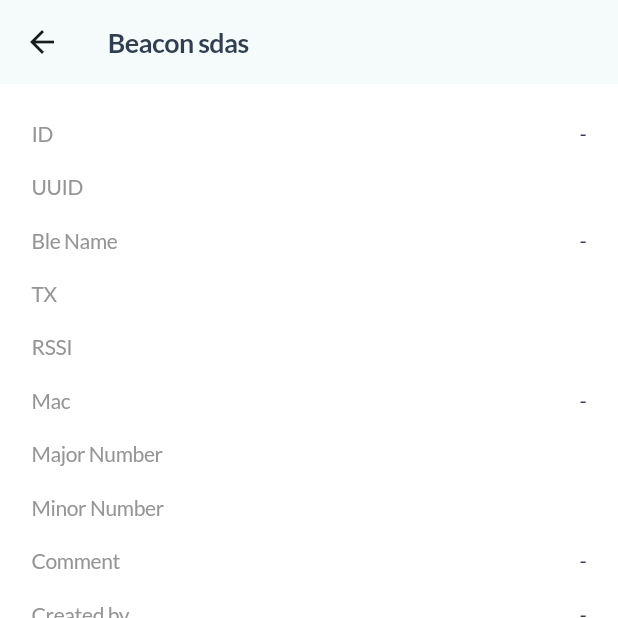
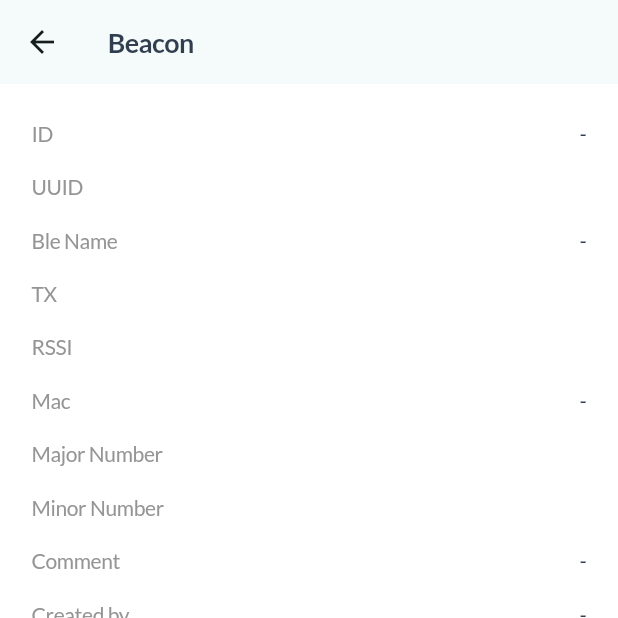
Before and after one commit to MatejPetricNotch/Lpio, a Flutter app: the BeaconDetailsScreen screen opened directly with empty values, on a phone screen of 412 x 824 dp, the top half of it. Run offline on Flutter 3.47's test engine with Material 3 defaults, Android fonts, the phone set to English and light mode, and no system bars; our stand-ins replace dio, flutter_form_builder, flutter_keyboard_visibility, flutter_riverpod, flutter_screenutil, flutter_svg and 6 more; missing offline and left inert: beacons_plugin; accounts and stored records are empty; generated files the repository leaves out were written again; network calls fail.

Commit message:
remove spelling mistake

```diff
--- a/lib/features/beacons/beacon_details_screen.dart
+++ b/lib/features/beacons/beacon_details_screen.dart
@@ -24,7 +24,7 @@ class BeaconDetailsScreen extends ConsumerWidget {
         backgroundColor: Colors.white,
         appBar: AppBar(
           title: Text(
-            'Beacon sdas',
+            'Beacon',
             style: GoogleFonts.getFont(
               'Lato',
               fontSize: 17.sp,
```
